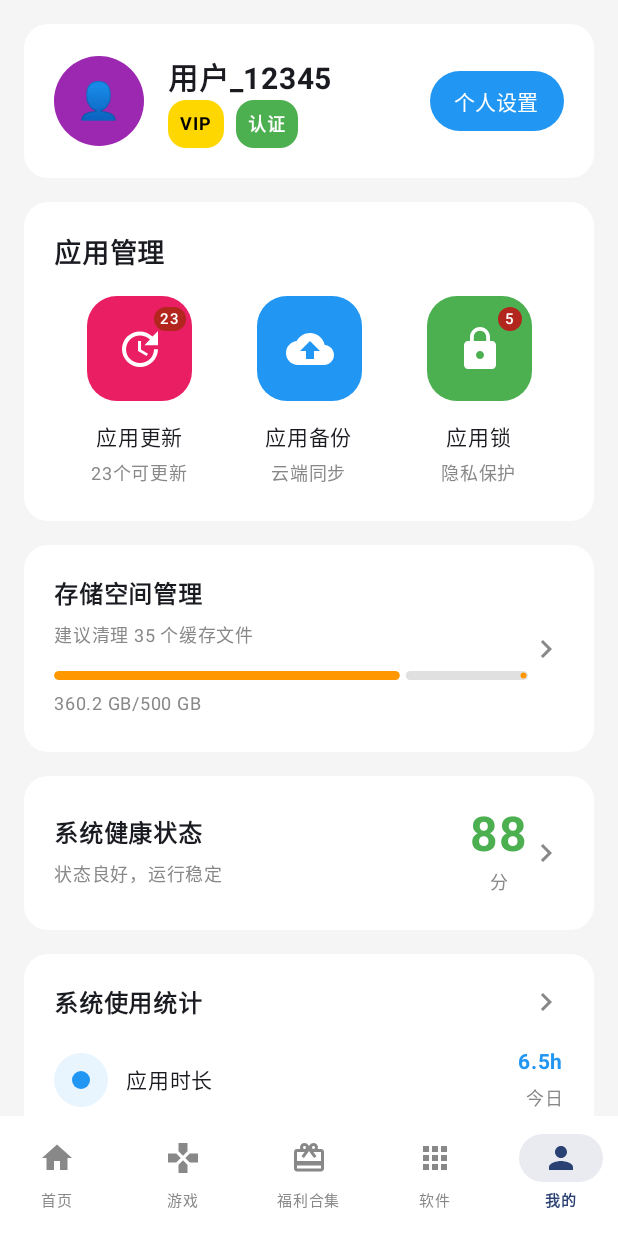
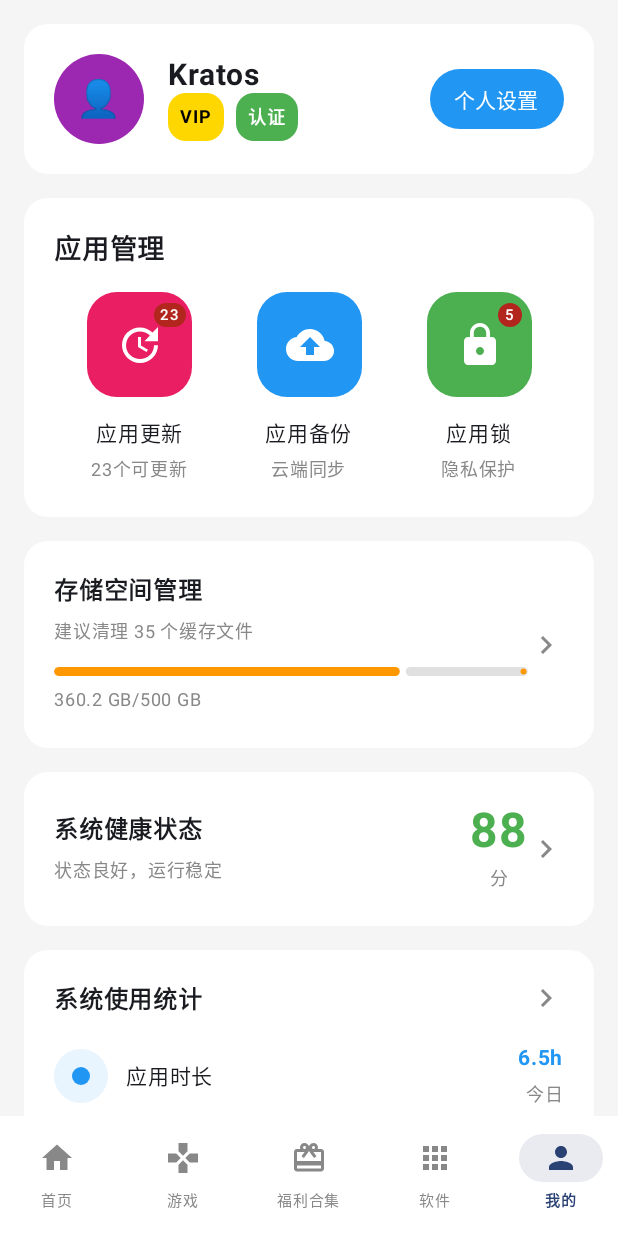
Before and after one commit to JQ2020/market-app, an Android app built with Jetpack Compose: the PlaceholderScreen screen opened through its navigation route, on a phone screen of 412 x 824 dp. Run offline under Robolectric (Android 15) with nearby library versions, the light colour scheme and no system bars; 1 statement that could not run was skipped.

Commit message:
change the user name

```diff
--- a/app/src/main/java/com/example/market/ui/screen/PlaceholderScreen.kt
+++ b/app/src/main/java/com/example/market/ui/screen/PlaceholderScreen.kt
@@ -118,7 +118,7 @@ fun ProfileUserCard() {
 
                 Column {
                     Text(
-                        text = "用户_12345",
+                        text = "Kratos",
                         fontSize = 20.sp,
                         fontWeight = FontWeight.Bold
                     )
```
